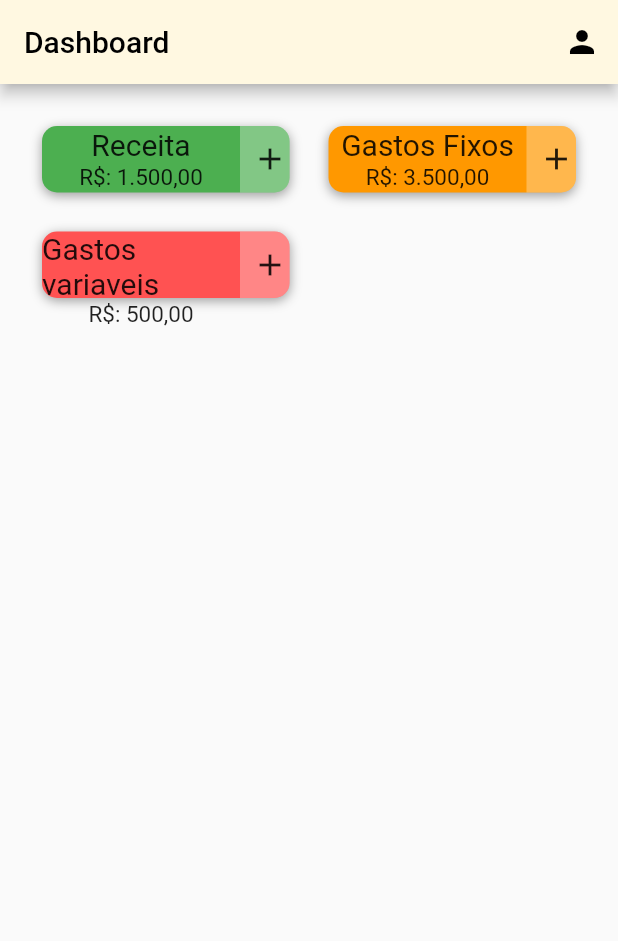
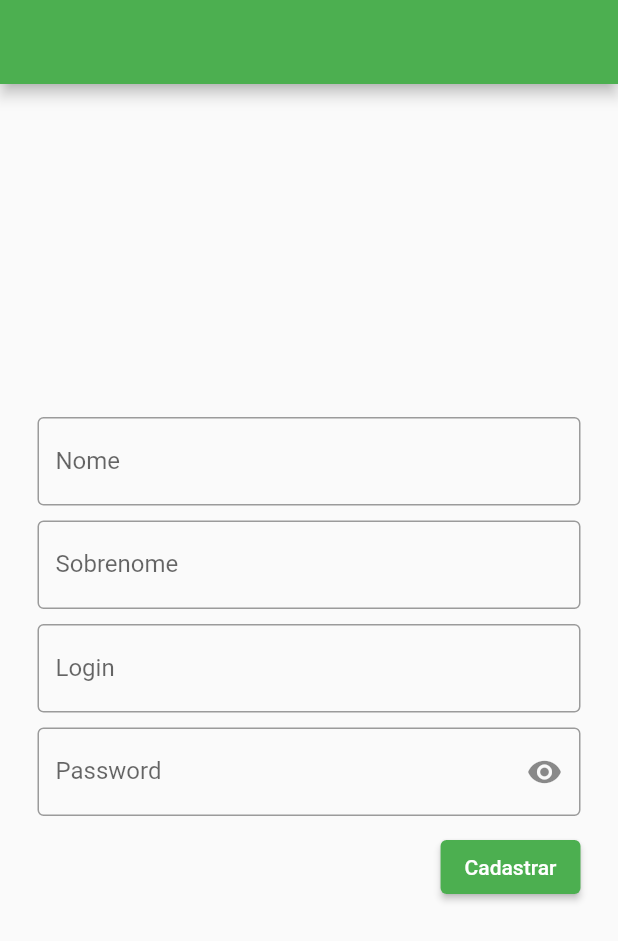
Before and after one commit to ariel-si/MoneyMind, a Flutter app: the screen it shows after launch, on a phone screen of 412 x 824 dp. Shown: the top 941 px of the screen. Run offline on Flutter 3.47's test engine with Material 2 defaults, Android fonts, the phone set to English and light mode, and no system bars; our stand-ins replace syncfusion_flutter_charts.

Commit message:
Criando tela de cadastro e repensando tela de dashboard e tela de login

```diff
--- a/lib/main.dart
+++ b/lib/main.dart
@@ -1,4 +1,5 @@
 import 'package:flutter/material.dart';
+import 'package:money_mind/views/cadastroView.dart';
 import 'package:money_mind/views/dashboardView.dart';
 import 'package:money_mind/views/loginView.dart';
 
@@ -8,6 +9,6 @@ void main() {
     title: 'Flutter Demo',
     theme: ThemeData(
       primarySwatch: Colors.green,),
-    home: Dashboard(),
+    home: CadastroView(),
   ));
 }
--- /dev/null
+++ b/lib/views/cadastroView.dart
@@ -0,0 +1,108 @@
+import 'package:flutter/material.dart';
+
+import 'dashboardView.dart';
+
+class CadastroView extends StatefulWidget {
+  const CadastroView({Key? key}) : super(key: key);
+
+  @override
+  State<CadastroView> createState() => _CadastroViewState();
+}
+
+class _CadastroViewState extends State<CadastroView> {
+
+  bool _obscureText = true;
+
+  void _toggle() {
+    setState(() {
+      _obscureText = !_obscureText;
+    });
+  }
+
+  @override
+  Widget build(BuildContext context) {
+    return Scaffold(
+      appBar: AppBar(),
+      body: Container(
+        padding: const EdgeInsets.all(25),
+        child: Column(
+          mainAxisAlignment: MainAxisAlignment.center,
+          children: [
+            Column(
+              mainAxisAlignment: MainAxisAlignment.center,
+              children: [
+                Padding(
+                  padding: const EdgeInsets.only(
+                    bottom: 10,
+                  ),
+                  child: TextFormField(
+                    decoration: const InputDecoration(
+                        border: OutlineInputBorder(),
+                        labelText: 'Nome',
+                    ),
+                  ),
+                ),
+                Padding(
+                  padding: const EdgeInsets.only(
+                    bottom: 10,
+                  ),
+                  child: TextFormField(
+                    decoration: const InputDecoration(
+                        border: OutlineInputBorder(),
+                        labelText: 'Sobrenome',),
+                  ),
+                ),
+                Padding(
+                  padding: const EdgeInsets.only(
+                    bottom: 10,
+                  ),
+                  child: TextFormField(
+                    decoration: const InputDecoration(
+                      border: OutlineInputBorder(),
+                      labelText: 'Login',
+                    ),
+                  ),
+                ),
+                Padding(
+                  padding: const EdgeInsets.only(
+                    bottom: 10,
+                  ),
+                  child: TextField(
+                    obscureText: _obscureText,
+                    decoration: InputDecoration(
+                      border: const OutlineInputBorder(),
+                      labelText: 'Password',
+                      suffixIcon: IconButton(
+                        onPressed: _toggle,
+                        icon: Icon(_obscureText
+                            ? Icons.visibility
+                            : Icons.visibility_off),
+                      ),
+                    ),
+                  ),
+                ),
+              ],
+            ),
+            Row(
+              mainAxisAlignment: MainAxisAlignment.end,
+              children: [
+                ElevatedButton(
+                  onPressed: () {
+                    Navigator.pop(context);
+                    Navigator.push(
+                      context,
+                      MaterialPageRoute(
+                        builder: (context) => const Dashboard(),
+                      ),
+                    );
+                  },
+                  child: const Text("Cadastrar"),
+                ),
+              ],
+            ),
+          ],
+        ),
+      ),
+    );
+  }
+}
--- a/lib/views/dashboardView.dart
+++ b/lib/views/dashboardView.dart
@@ -1,4 +1,5 @@
 import 'package:flutter/material.dart';
+import 'package:money_mind/componets/grafico_pizza.dart';
 
 const List<String> list = <String>['One', 'Two', 'Three', 'Four'];
 
@@ -28,32 +29,16 @@ class _DashboardState extends State<Dashboard> {
           ),
         ],
       ),
-        body: GridView.count(
-          primary: false,
-          padding: const EdgeInsets.all(20),
-          crossAxisSpacing: 10,
-          mainAxisSpacing: 10,
-          crossAxisCount: 2,
-          childAspectRatio: 3,
-          children: <Widget>[
-            CardDashboard(
-              cor: Colors.green,
-              descricao: "Receita",
-              valor: "1.500,00",
-            ),
-            CardDashboard(
-              cor: Colors.orange,
-              descricao: "Gastos Fixos",
-              valor: "3.500,00",
-            ),
-            CardDashboard(
-              cor: Colors.redAccent,
-              descricao: "Gastos variaveis",
-              valor: "500,00",
-            ),
-          ],
-        ));
+      body: Grafico(),
+    );
   }
+}
+
+class _Infections {
+  _Infections(this.year, this.victims);
+
+  final String year;
+  final double victims;
 }
 
 class CardDashboard extends StatelessWidget {
@@ -93,7 +78,8 @@ class CardDashboard extends StatelessWidget {
                 crossAxisAlignment: CrossAxisAlignment.center,
                 mainAxisAlignment: MainAxisAlignment.spaceEvenly,
                 children: [
-                  Text(descricao,
+                  Text(
+                    descricao,
                     style: const TextStyle(fontSize: 20),
                   ),
                   Text(
--- a/pubspec.yaml
+++ b/pubspec.yaml
@@ -35,6 +35,7 @@ dependencies:
   # The following adds the Cupertino Icons font to your application.
   # Use with the CupertinoIcons class for iOS style icons.
   cupertino_icons: ^1.0.2
+  syncfusion_flutter_charts: ^20.4.48
 
 dev_dependencies:
   flutter_test:
```
Also changed, not shown: lib/componets/grafico_pizza.dart (added, +54 -0 lines), lib/views/loginView.dart (+34 -23 lines), pubspec.lock, 1 other file. Lines whose indentation alone changed are shown as unchanged.
